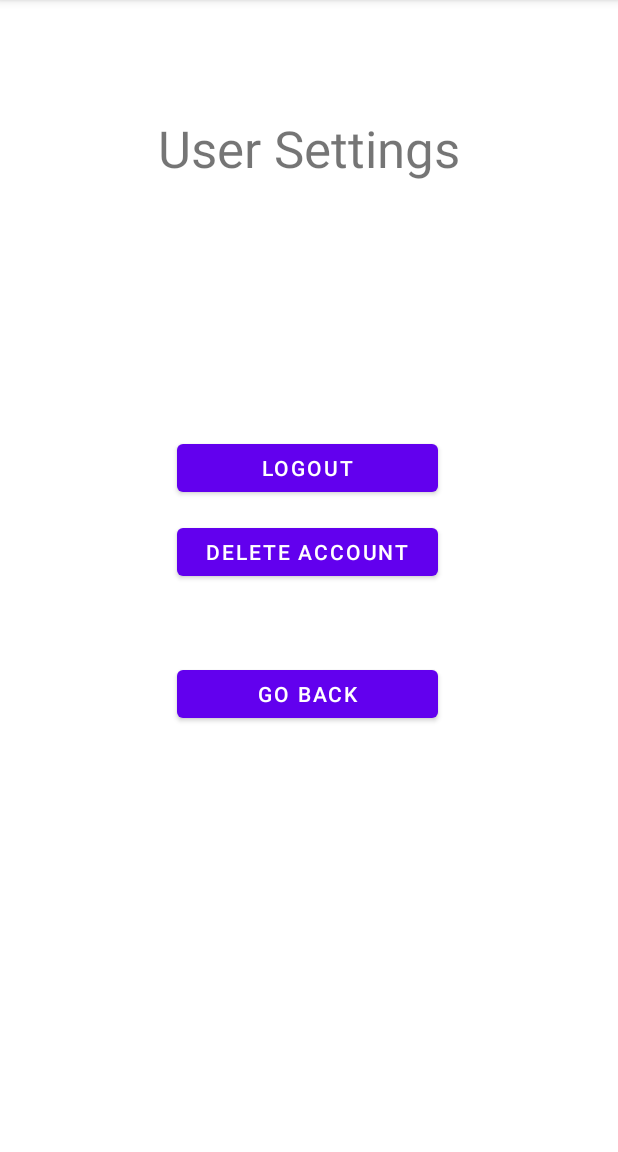
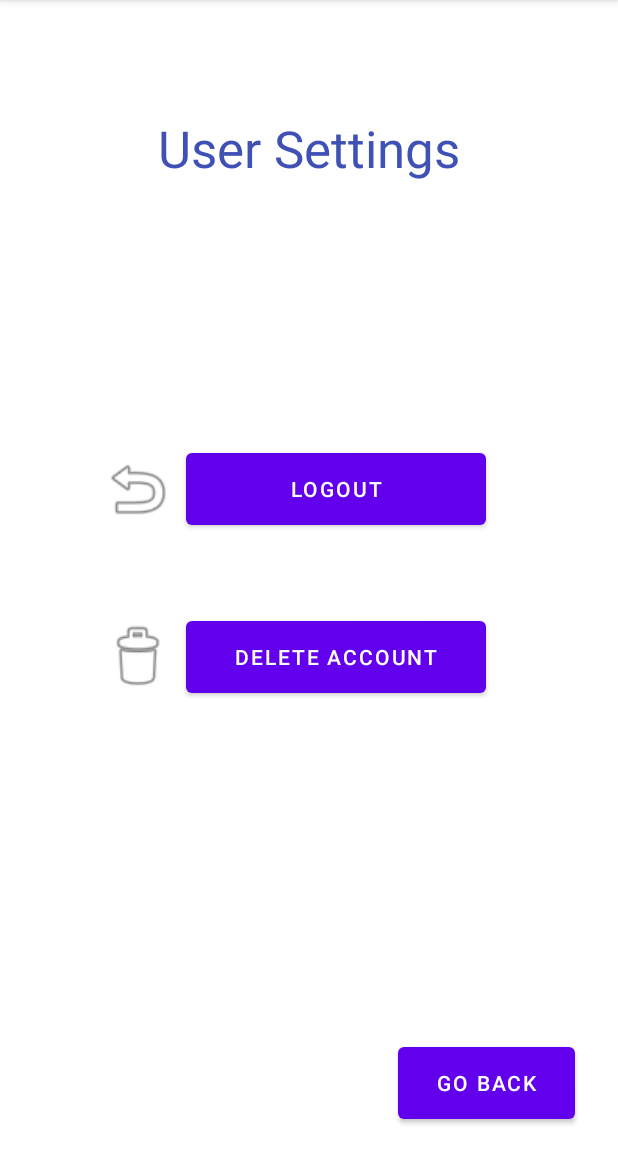
Before and after one commit to comuwayit/CST438_Group4_Project01, an Android app: the UserSettingsActivity screen opened directly, with no data from a screen before it, on a phone screen of 412 x 824 dp, the part 84-1236 px from its top. Run offline under Robolectric (Android 15) with nearby library versions, the phone set to English and light mode, and no system bars.

Commit message:
Updated UI

```diff
--- a/app/src/main/java/com/daclink/drew/sp22/cst438_project01_starter/User.java
+++ b/app/src/main/java/com/daclink/drew/sp22/cst438_project01_starter/User.java
@@ -48,7 +48,7 @@ public class User {
 //    public ArrayList<Book> getmWishList() {
 //        return mWishList;
 //    }
-
+//
 //    public void setmWishList(ArrayList<Book> mWishList) {
 //        this.mWishList = mWishList;
 //    }
--- a/app/src/main/res/layout/activity_user_settings.xml
+++ b/app/src/main/res/layout/activity_user_settings.xml
@@ -8,38 +8,62 @@
 
     <Button
         android:id="@+id/settingsLogoutButton"
-        android:layout_width="174dp"
-        android:layout_height="44dp"
+        android:layout_width="200dp"
+        android:layout_height="60dp"
+        android:layout_marginTop="296dp"
+        android:layout_marginEnd="88dp"
         android:text="Logout"
+        app:layout_constraintBottom_toTopOf="@+id/settingsDeleteAccountButton"
+        app:layout_constraintEnd_toEndOf="parent"
+        app:layout_constraintTop_toTopOf="parent"
+        app:layout_constraintVertical_bias="0.0" />
+
+    <ImageView
+        android:id="@+id/imageView"
+        android:layout_width="50dp"
+        android:layout_height="60dp"
         app:layout_constraintBottom_toBottomOf="parent"
-        app:layout_constraintEnd_toEndOf="parent"
-        app:layout_constraintHorizontal_bias="0.497"
+        app:layout_constraintEnd_toStartOf="@+id/settingsDeleteAccountButton"
+        app:layout_constraintHorizontal_bias="0.904"
         app:layout_constraintStart_toStartOf="parent"
         app:layout_constraintTop_toTopOf="parent"
-        app:layout_constraintVertical_bias="0.401" />
+        app:layout_constraintVertical_bias="0.576"
+        app:srcCompat="@android:drawable/ic_menu_delete" />
 
     <Button
         android:id="@+id/settingsDeleteAccountButton"
-        android:layout_width="174dp"
-        android:layout_height="44dp"
-        android:layout_marginTop="12dp"
+        android:layout_width="200dp"
+        android:layout_height="60dp"
+        android:layout_marginEnd="88dp"
         android:text="Delete Account"
+        app:layout_constraintBottom_toBottomOf="parent"
         app:layout_constraintEnd_toEndOf="parent"
-        app:layout_constraintHorizontal_bias="0.497"
+        app:layout_constraintTop_toTopOf="parent"
+        app:layout_constraintVertical_bias="0.576" />
+
+    <ImageView
+        android:id="@+id/imageView2"
+        android:layout_width="50dp"
+        android:layout_height="60dp"
+        android:layout_marginTop="296dp"
+        app:layout_constraintBottom_toTopOf="@+id/imageView"
+        app:layout_constraintEnd_toStartOf="@+id/settingsLogoutButton"
+        app:layout_constraintHorizontal_bias="0.904"
         app:layout_constraintStart_toStartOf="parent"
-        app:layout_constraintTop_toBottomOf="@+id/settingsLogoutButton" />
+        app:layout_constraintTop_toTopOf="parent"
+        app:layout_constraintVertical_bias="0.0"
+        app:srcCompat="@android:drawable/ic_menu_revert" />
 
     <Button
         android:id="@+id/settingsGoBackButton"
-        android:layout_width="174dp"
-        android:layout_height="44dp"
+        android:layout_width="118dp"
+        android:layout_height="60dp"
+        android:layout_marginBottom="16dp"
         android:text="Go Back"
         app:layout_constraintBottom_toBottomOf="parent"
         app:layout_constraintEnd_toEndOf="parent"
-        app:layout_constraintHorizontal_bias="0.497"
-        app:layout_constraintStart_toStartOf="parent"
-        app:layout_constraintTop_toBottomOf="@+id/settingsDeleteAccountButton"
-        app:layout_constraintVertical_bias="0.151" />
+        app:layout_constraintHorizontal_bias="0.902"
+        app:layout_constraintStart_toStartOf="parent" />
 
     <TextView
         android:id="@+id/titleText"
@@ -47,6 +71,7 @@
         android:layout_height="wrap_content"
         android:layout_marginTop="76dp"
         android:text="User Settings"
+        android:textColor="#3F51B5"
         android:textSize="34sp"
         app:layout_constraintEnd_toEndOf="parent"
         app:layout_constraintStart_toStartOf="parent"
```
Also changed, not shown: app/src/main/res/layout/activity_create_account.xml (+15 -1 lines), app/src/main/res/layout/activity_login.xml (+15 -2 lines), app/src/main/res/layout/activity_main.xml (+44 -31 lines).
